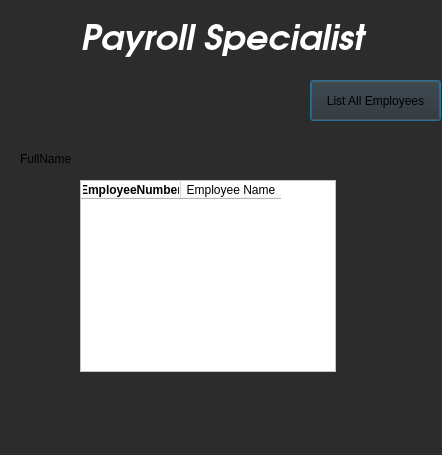
Old version of the form TeamOOPS_cuNICS/payrolldialog.ui in the repository MA-Repos/cuNICS.
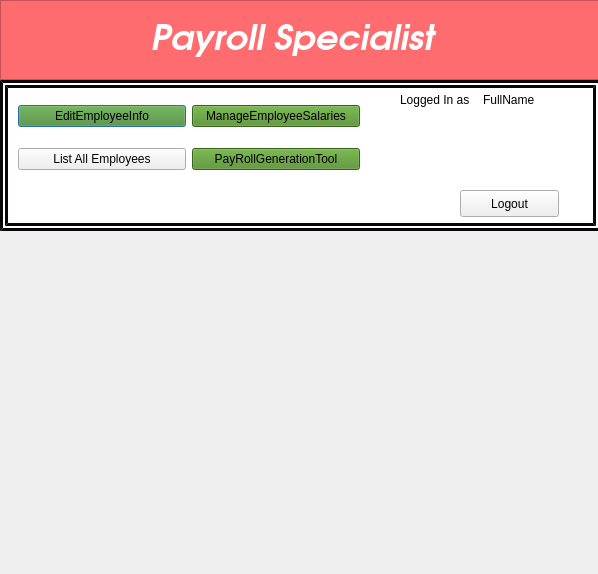
New version of the form. Custom widgets are drawn as their Qt base class.

Patch:
```diff
--- a/TeamOOPS_cuNICS/payrolldialog.ui
+++ b/TeamOOPS_cuNICS/payrolldialog.ui
@@ -6,110 +6,209 @@
    <rect>
     <x>0</x>
     <y>0</y>
-    <width>442</width>
-    <height>455</height>
+    <width>598</width>
+    <height>574</height>
    </rect>
   </property>
   <property name="windowTitle">
    <string>Dialog</string>
   </property>
   <property name="styleSheet">
-   <string notr="true">background-color: rgb(44, 44, 44);</string>
+   <string notr="true"/>
   </property>
-  <widget class="QLabel" name="title">
+  <widget class="employeeList" name="widget" native="true">
    <property name="geometry">
     <rect>
-     <x>80</x>
-     <y>10</y>
-     <width>301</width>
-     <height>51</height>
+     <x>-10</x>
+     <y>260</y>
+     <width>601</width>
+     <height>351</height>
     </rect>
    </property>
-   <property name="font">
-    <font>
-     <family>URW Gothic L</family>
-     <pointsize>26</pointsize>
-     <weight>75</weight>
-     <italic>true</italic>
-     <bold>true</bold>
-    </font>
-   </property>
-   <property name="styleSheet">
-    <string notr="true">color: rgb(255, 255, 255);</string>
-   </property>
-   <property name="text">
-    <string>Payroll Specialist</string>
-   </property>
   </widget>
-  <widget class="QLabel" name="fullname">
+  <widget class="QFrame" name="frame">
    <property name="geometry">
     <rect>
-     <x>20</x>
-     <y>150</y>
-     <width>67</width>
-     <height>17</height>
+     <x>0</x>
+     <y>0</y>
+     <width>611</width>
+     <height>80</height>
     </rect>
    </property>
-   <property name="text">
-    <string>FullName</string>
+   <property name="styleSheet">
+    <string notr="true">background-color: rgb(254, 108, 111);</string>
    </property>
-  </widget>
-  <widget class="QPushButton" name="pushButton">
-   <property name="geometry">
-    <rect>
-     <x>310</x>
-     <y>80</y>
-     <width>131</width>
-     <height>41</height>
-    </rect>
+   <property name="frameShape">
+    <enum>QFrame::StyledPanel</enum>
    </property>
-   <property name="text">
-    <string>List All Employees</string>
+   <property name="frameShadow">
+    <enum>QFrame::Raised</enum>
    </property>
-  </widget>
-  <widget class="QTableWidget" name="Employee_List">
-   <property name="geometry">
-    <rect>
-     <x>80</x>
-     <y>180</y>
-     <width>256</width>
-     <height>192</height>
-    </rect>
-   </property>
-   <property name="maximumSize">
-    <size>
-     <width>281</width>
-     <height>192</height>
-    </size>
-   </property>
-   <property name="styleSheet">
-    <string notr="true">background-color: rgb(255, 255, 255);</string>
-   </property>
-   <column>
-    <property name="text">
-     <string>EmployeeNumber</string>
+   <widget class="QLabel" name="title">
+    <property name="geometry">
+     <rect>
+      <x>150</x>
+      <y>10</y>
+      <width>301</width>
+      <height>51</height>
+     </rect>
     </property>
     <property name="font">
      <font>
+      <family>URW Gothic L</family>
+      <pointsize>26</pointsize>
       <weight>75</weight>
+      <italic>true</italic>
       <bold>true</bold>
      </font>
     </property>
-    <property name="textAlignment">
-     <set>AlignHCenter|AlignTop</set>
+    <property name="styleSheet">
+     <string notr="true">color: rgb(255, 255, 255);</string>
     </property>
-   </column>
-   <column>
     <property name="text">
-     <string>Employee Name</string>
+     <string>Payroll Specialist</string>
     </property>
-   </column>
+   </widget>
   </widget>
+  <widget class="QFrame" name="frame_2">
+   <property name="geometry">
+    <rect>
+     <x>0</x>
+     <y>80</y>
+     <width>601</width>
+     <height>151</height>
+    </rect>
+   </property>
+   <property name="styleSheet">
+    <string notr="true">#frame_2{
+border-radius: 84px 84px 84px 84px;
+background-color: rgb(255, 255, 255);
+border: 8px double  #080608;
+}</string>
+   </property>
+   <property name="frameShape">
+    <enum>QFrame::StyledPanel</enum>
+   </property>
+   <property name="frameShadow">
+    <enum>QFrame::Raised</enum>
+   </property>
+   <widget class="QWidget" name="">
+    <property name="geometry">
+     <rect>
+      <x>18</x>
+      <y>10</y>
+      <width>342</width>
+      <height>95</height>
+     </rect>
+    </property>
+    <layout class="QGridLayout" name="gridLayout">
+     <item row="0" column="0">
+      <widget class="QPushButton" name="EditEmpInfo_button">
+       <property name="styleSheet">
+        <string notr="true">background-color: rgb(77, 139, 36);
+color: rgb(0, 0, 0);</string>
+       </property>
+       <property name="text">
+        <string>EditEmployeeInfo</string>
+       </property>
+      </widget>
+     </item>
+     <item row="0" column="1">
+      <widget class="QPushButton" name="manageSalaries_button">
+       <property name="styleSheet">
+        <string notr="true">background-color: rgb(77, 139, 36);
+color: rgb(0, 0, 0);</string>
+       </property>
+       <property name="text">
+        <string>ManageEmployeeSalaries</string>
+       </property>
+      </widget>
+     </item>
+     <item row="1" column="1">
+      <widget class="QPushButton" name="PRGT_button_2">
+       <property name="styleSheet">
+        <string notr="true">background-color: rgb(77, 139, 36);
+color: rgb(0, 0, 0);</string>
+       </property>
+       <property name="text">
+        <string>PayRollGenerationTool</string>
+       </property>
+      </widget>
+     </item>
+     <item row="1" column="0">
+      <widget class="QPushButton" name="LAE_button">
+       <property name="styleSheet">
+        <string notr="true">color:rgb(0,0,0);
+</string>
+       </property>
+       <property name="text">
+        <string>List All Employees</string>
+       </property>
+      </widget>
+     </item>
+    </layout>
+   </widget>
+   <widget class="QWidget" name="">
+    <property name="geometry">
+     <rect>
+      <x>400</x>
+      <y>10</y>
+      <width>159</width>
+      <height>19</height>
+     </rect>
+    </property>
+    <layout class="QHBoxLayout" name="horizontalLayout">
+     <item>
+      <widget class="QLabel" name="label">
+       <property name="text">
+        <string>Logged In as</string>
+       </property>
+      </widget>
+     </item>
+     <item>
+      <widget class="QLabel" name="fullname">
+       <property name="text">
+        <string>FullName</string>
+       </property>
+      </widget>
+     </item>
+    </layout>
+   </widget>
+   <widget class="QPushButton" name="pushButton">
+    <property name="geometry">
+     <rect>
+      <x>460</x>
+      <y>110</y>
+      <width>99</width>
+      <height>27</height>
+     </rect>
+    </property>
+    <property name="styleSheet">
+     <string notr="true">border-color: rgb(0, 0, 0) !important;</string>
+    </property>
+    <property name="text">
+     <string>Logout</string>
+    </property>
+   </widget>
+  </widget>
+  <zorder>frame_2</zorder>
+  <zorder>fullname</zorder>
+  <zorder>widget</zorder>
+  <zorder>frame</zorder>
+  <zorder>LAE_button</zorder>
+  <zorder>PRGT_button_2</zorder>
+  <zorder>manageSalaries_button</zorder>
+  <zorder>EditEmpInfo_button</zorder>
+  <zorder>label</zorder>
  </widget>
- <tabstops>
-  <tabstop>pushButton</tabstop>
-  <tabstop>Employee_List</tabstop>
- </tabstops>
+ <customwidgets>
+  <customwidget>
+   <class>employeeList</class>
+   <extends>QWidget</extends>
+   <header location="global">employeelist.h</header>
+   <container>1</container>
+  </customwidget>
+ </customwidgets>
  <resources/>
  <connections/>
 </ui>
```
